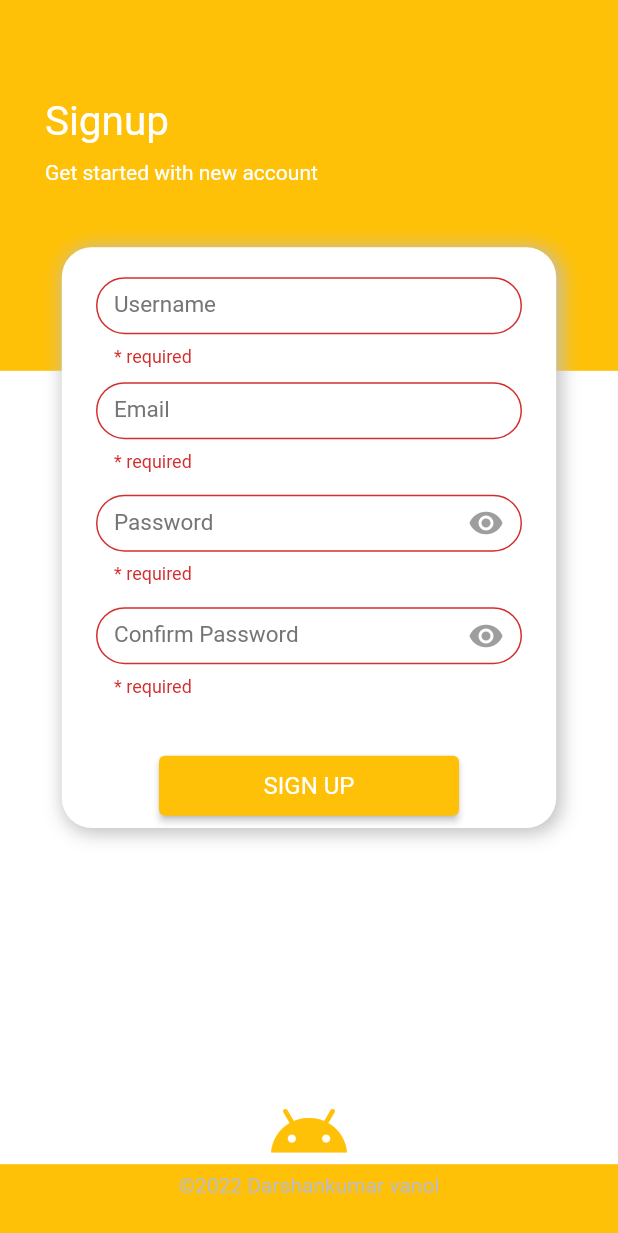
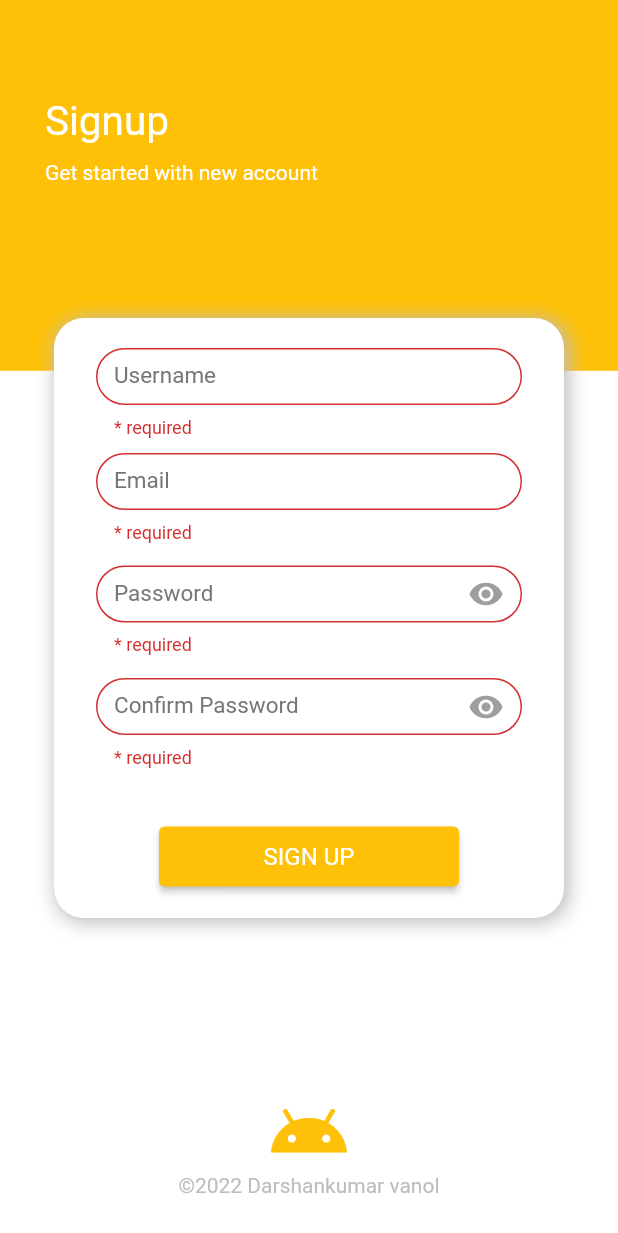
Before and after one commit to DarshanPZignuts/zig_app, a Flutter app: the SignIn screen opened directly, after a tap on "SIGN UP", on a phone screen of 412 x 824 dp. Shown: the top 1233 px of the screen. Run offline on Flutter 3.47's test engine with Material 2 defaults, Android fonts, the phone set to English and light mode, and no system bars; our stand-ins replace firebase_auth, firebase_core; accounts and stored records are empty.

```diff
--- a/lib/pages/signin.dart
+++ b/lib/pages/signin.dart
@@ -1,7 +1,6 @@
 import 'package:flutter/material.dart';
-import 'package:flutter/services.dart';
-import 'package:flutter/src/widgets/container.dart';
-import 'package:flutter/src/widgets/framework.dart';
+import 'package:zig_project/authentication/auth.dart';
+import 'package:zig_project/pages/dashboard.dart';
 
 class SignIn extends StatefulWidget {
   const SignIn({super.key});
@@ -11,12 +10,15 @@ class SignIn extends StatefulWidget {
 }
 
 class _SignInState extends State<SignIn> {
+  Auth _auth = Auth();
   final GlobalKey<FormState> _formkey = GlobalKey<FormState>();
   final TextEditingController _emailcontroller = TextEditingController();
   final TextEditingController _passwordcontroller = TextEditingController();
-  final TextEditingController _confirmpasswordcontroller = TextEditingController();
+  final TextEditingController _confirmpasswordcontroller =
+      TextEditingController();
   final TextEditingController _usernamecontroller = TextEditingController();
-  RegExp regemail = RegExp(r"^[a-zA-Z0-9.a-zA-Z0-9.!#$%&'*+-/=?^_`{|}~]+@[a-zA-Z0-9]+\.[a-zA-Z]+");
+  RegExp regemail = RegExp(
+      r"^[a-zA-Z0-9.a-zA-Z0-9.!#$%&'*+-/=?^_`{|}~]+@[a-zA-Z0-9]+\.[a-zA-Z]+");
   bool showPassword = false;
 
   Widget _buildInput(
@@ -46,10 +48,10 @@ class _SignInState extends State<SignIn> {
                 focusedBorder: const OutlineInputBorder(
                     borderSide: BorderSide(color: Colors.amber),
                     borderRadius: BorderRadius.all(Radius.circular(20))),
-                suffixIcon: isPassword? IconButton(
+                suffixIcon: isPassword
+                    ? IconButton(
                         onPressed: () {
                           setState(() {
-
                             if (showPassword) {
                               showPassword = false;
                             } else {
@@ -57,10 +59,12 @@ class _SignInState extends State<SignIn> {
                             }
                           });
                         },
-
                         icon: Icon(
-                        showPassword ? Icons.visibility_off : Icons.visibility,
-                        color: Colors.grey.shade500)):null,
+                            showPassword
+                                ? Icons.visibility_off
+                                : Icons.visibility,
+                            color: Colors.grey.shade500))
+                    : null,
                 label: Text(
                   label,
                   style: TextStyle(color: Colors.grey.shade600, fontSize: 15),
@@ -112,7 +116,7 @@ class _SignInState extends State<SignIn> {
                 ),
                 Container(
                   color: Colors.white,
-                  height: height * 0.6419,
+                  height: height * 0.7,
                   width: width,
                   child: Padding(
                       padding: const EdgeInsets.only(top: 480),
@@ -133,14 +137,12 @@ class _SignInState extends State<SignIn> {
               ],
             ),
           ),
-          Positioned(
-            left: width * 0.1,
-            top: height * 0.2,
+          Center(
             child: Form(
               key: _formkey,
               child: Container(
-                height: height * 0.47,
-                width: width * 0.8,
+                height: 400,
+                width: 340,
                 decoration: BoxDecoration(
                   color: Colors.white,
                   borderRadius: const BorderRadius.all(Radius.circular(20)),
@@ -228,7 +230,16 @@ class _SignInState extends State<SignIn> {
                   ElevatedButton(
                     onPressed: () {
                       if (_formkey.currentState!.validate()) {
-                        print("Validated");
+                        final user = _auth.createNewAccount(
+                            _emailcontroller.text, _passwordcontroller.text);
+                        if (user != null) {
+                          Navigator.pushReplacement(
+                              context,
+                              MaterialPageRoute(
+                                  builder: (context) => Dashboard()));
+                        } else {
+                          print("Failed to create new user!1");
+                        }
                       } else {
                         print("Invalid");
                       }
--- a/pubspec.yaml
+++ b/pubspec.yaml
@@ -34,6 +34,7 @@ dependencies:
   # The following adds the Cupertino Icons font to your application.
   # Use with the CupertinoIcons class for iOS style icons.
   cupertino_icons: ^1.0.2
+  firebase_auth: ^4.2.4
 
 dev_dependencies:
   flutter_test:
```
Also changed, not shown: lib/authentication/auth.dart (added, +53 -0 lines), lib/main.dart (+9 -2 lines), lib/pages/dashboard.dart (+18 -0 lines), lib/pages/login.dart (+22 -23 lines), lib/pages/splash_screen.dart (+19 -9 lines), pubspec.lock, 3 other files. Lines whose indentation alone changed are shown as unchanged.
